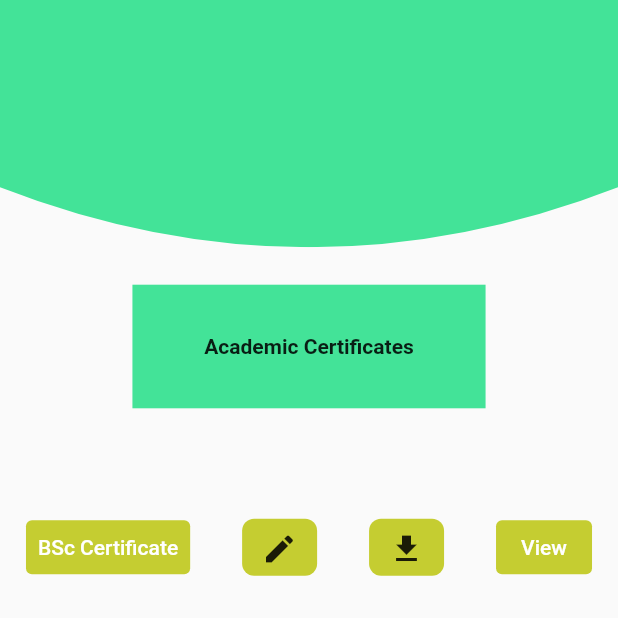
After one commit to BJIT-RnD/HRIS, a Flutter app: the AcademicCertificateView screen opened directly, on a phone screen of 412 x 824 dp, the top half of it. The commit adds this screen. Run offline on Flutter 3.47's test engine with Material 2 defaults, Android fonts, the phone set to English and light mode, and no system bars; our stand-ins replace firebase_core, firebase_messaging, flutter_local_notifications, get, image_picker, introduction_screen and 3 more; accounts and stored records are empty.

Commit message:
Academic certificate UI design.

```diff
--- a/lib/utils/colors/app_color.dart
+++ b/lib/utils/colors/app_color.dart
@@ -2,4 +2,5 @@ import 'package:flutter/material.dart';
 
 class AppColor {
   static const Color primaryColor = Color.fromARGB(255, 67, 227, 152);
+  static const Color buttonAmberColor = Color.fromARGB(255, 197, 205, 49);
 }
--- /dev/null
+++ b/lib/utils/constant/constant.dart
@@ -0,0 +1,13 @@
+import 'package:flutter/material.dart';
+
+Size displaySize(BuildContext context) {
+  return MediaQuery.of(context).size;
+}
+
+double displayHeight(BuildContext context) {
+  return MediaQuery.of(context).size.height;
+}
+
+double displayWidth(BuildContext context) {
+  return MediaQuery.of(context).size.width;
+}
--- a/lib/utils/localization/language.dart
+++ b/lib/utils/localization/language.dart
@@ -9,6 +9,12 @@ class Language extends Translations {
           'professional_trainings': 'Professional Trainings',
           'training_certificates': 'Training Certificates',
           'welcome': 'Welcome',
+          'bsc_certificate': 'BSc Certificate',
+          'view': 'View',
+          '': '',
+          '': '',
+          '': '',
+          '': '',
         },
         'ja_JP': {
           '': '',
--- /dev/null
+++ b/lib/view/academic_certificates_view.dart
@@ -0,0 +1,91 @@
+import 'package:flutter/material.dart';
+import 'package:get/get.dart';
+import 'package:navigation_demo/components/rectangle_with_ellipse.dart';
+import 'package:navigation_demo/utils/colors/app_color.dart';
+import 'package:navigation_demo/utils/constant/constant.dart';
+
+class AcademicCertificateView extends StatelessWidget {
+  const AcademicCertificateView({super.key});
+
+  @override
+  Widget build(BuildContext context) {
+    final width = MediaQuery.of(context).size.width;
+    return Scaffold(
+      body: Column(
+        children: [
+          RectangleWithEllipse(),
+          const SizedBox(
+            height: 25,
+          ),
+          Container(
+            height: displayWidth(context) / 5,
+            width: displayWidth(context) / 1.75,
+            decoration: const BoxDecoration(
+              shape: BoxShape.rectangle,
+              color: AppColor.primaryColor,
+            ),
+            child: Center(
+              child: Text(
+                'academic_certificates'.tr,
+                style: const TextStyle(fontWeight: FontWeight.bold),
+              ),
+            ),
+          ),
+          SizedBox(
+            height: displayHeight(context) / 12,
+          ),
+          Row(
+            mainAxisAlignment: MainAxisAlignment.spaceAround,
+
+            children: [
+              TextButton(
+                onPressed: () {},
+                style: TextButton.styleFrom(
+                  backgroundColor: AppColor.buttonAmberColor,
+                ),
+                child: Text(
+                  'bsc_certificate'.tr,
+                  style: const TextStyle(color: Colors.white),
+                ),
+              ),
+              Container(
+                height: 38,
+                width: 50,
+                decoration: BoxDecoration(
+                  color: AppColor.buttonAmberColor,
+                  borderRadius: BorderRadius.circular(8),
+                ),
+                child: IconButton(
+                  onPressed: () {},
+                  icon: const Icon(Icons.edit),
+                ),
+              ),
+              Container(
+                height: 38,
+                width: 50,
+                decoration: BoxDecoration(
+                  color: AppColor.buttonAmberColor,
+                  borderRadius: BorderRadius.circular(8),
+                ),
+                child: IconButton(
+                  onPressed: () {},
+                  icon: const Icon(Icons.download),
+                ),
+              ),
+              TextButton(
+                onPressed: () {},
+                style: TextButton.styleFrom(
+                  backgroundColor: AppColor.buttonAmberColor,
+                ),
+                child: Text(
+                  'view'.tr,
+                  style: const TextStyle(color: Colors.white),
+                ),
+              ),
+            ],
+          ),
+        ],
+      ),
+    );
+  }
+}
```
